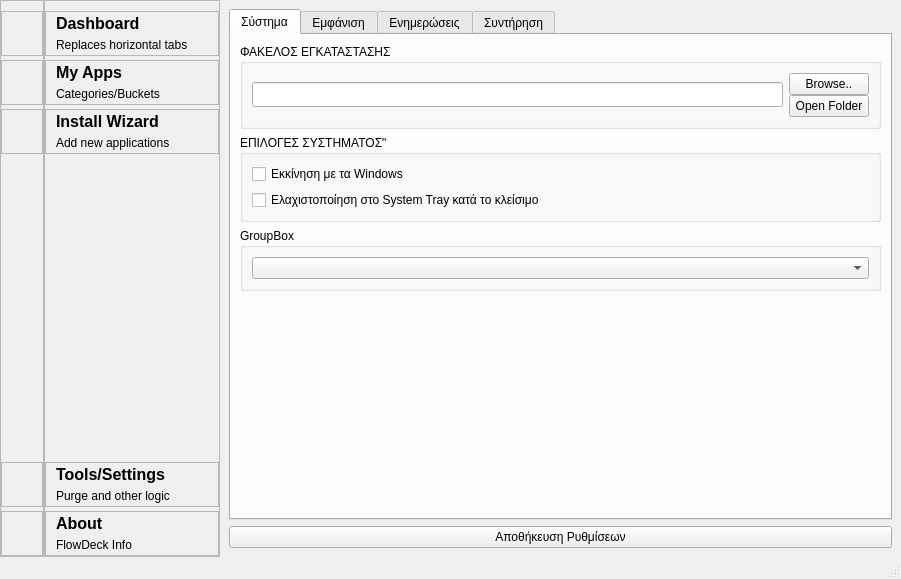
immortal222/FlowDeck, file ui/ui_main_v4.ui: the form before one commit.
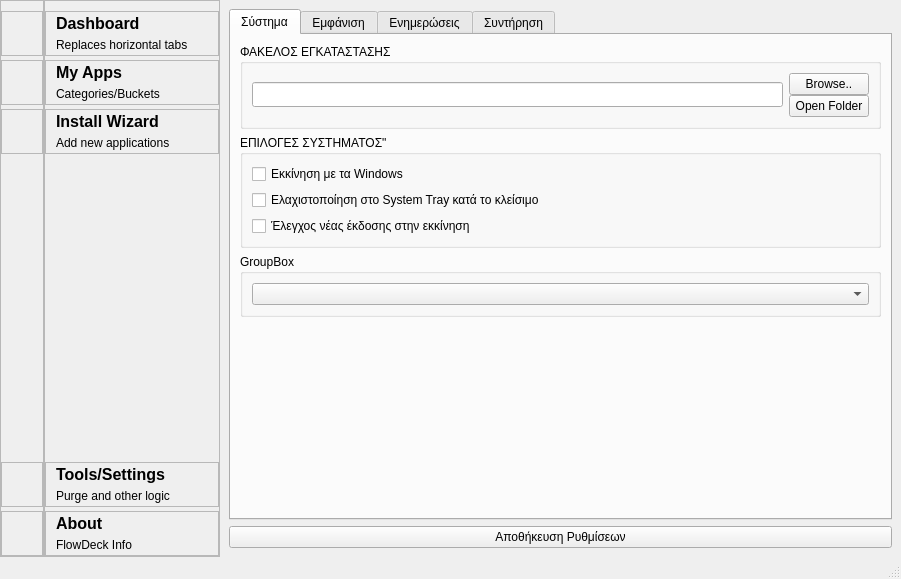
The form after the commit. Icons and pictures are not drawn.

Commit message:
Add versioning and update check functionality
- Introduced a new constants.py file to store version and GitHub repository details.
- Implemented version_check.py to check for updates on GitHub using the API.
- Added functionality to compare the current version with the latest release version.
- Included error handling for network issues and GitHub API responses.

Diff of the .ui file:
```diff
--- a/ui/ui_main_v4.ui
+++ b/ui/ui_main_v4.ui
@@ -2052,6 +2052,13 @@
                    </property>
                   </widget>
                  </item>
+                 <item>
+                  <widget class="QCheckBox" name="chk_updateToStart">
+                   <property name="text">
+                    <string>Έλεγχος νέας έκδοσης στην εκκίνηση</string>
+                   </property>
+                  </widget>
+                 </item>
                 </layout>
                </widget>
               </item>
```
Left out of the diff: 8 changed lines with no effect on the pictures. The commit also changes 19 other files.
